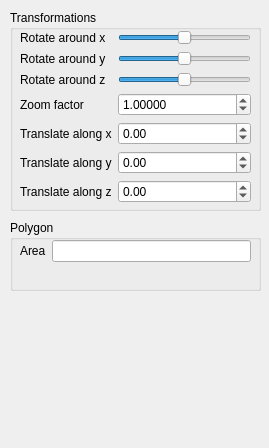
The window that SideWidget.ui (sekmet64/cga) describes before a commit, drawn with Qt 5.
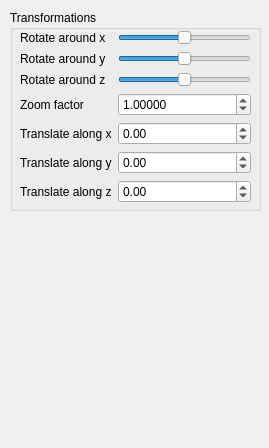
The same window after the commit.

```diff
--- a/SideWidget.ui
+++ b/SideWidget.ui
@@ -217,45 +217,6 @@
     </layout>
    </widget>
   </widget>
-  <widget class="QGroupBox" name="groupBox_2">
-   <property name="geometry">
-    <rect>
-     <x>10</x>
-     <y>220</y>
-     <width>251</width>
-     <height>71</height>
-    </rect>
-   </property>
-   <property name="title">
-    <string>Polygon</string>
-   </property>
-   <widget class="QWidget" name="formLayoutWidget">
-    <property name="geometry">
-     <rect>
-      <x>10</x>
-      <y>20</y>
-      <width>231</width>
-      <height>41</height>
-     </rect>
-    </property>
-    <layout class="QFormLayout" name="formLayout_2">
-     <item row="0" column="0">
-      <widget class="QLabel" name="label_8">
-       <property name="text">
-        <string>Area</string>
-       </property>
-      </widget>
-     </item>
-     <item row="0" column="1">
-      <widget class="QLineEdit" name="areaLineEdit">
-       <property name="readOnly">
-        <bool>true</bool>
-       </property>
-      </widget>
-     </item>
-    </layout>
-   </widget>
-  </widget>
  </widget>
  <resources/>
  <connections/>
```
